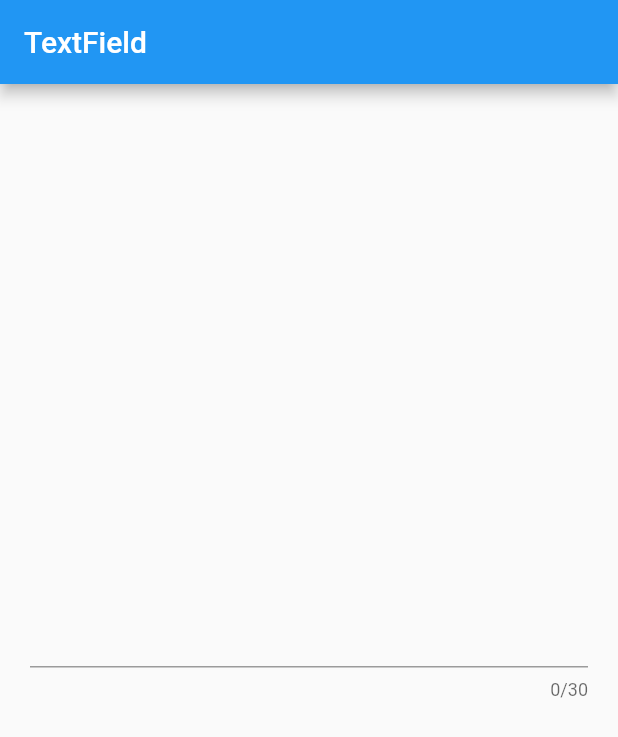
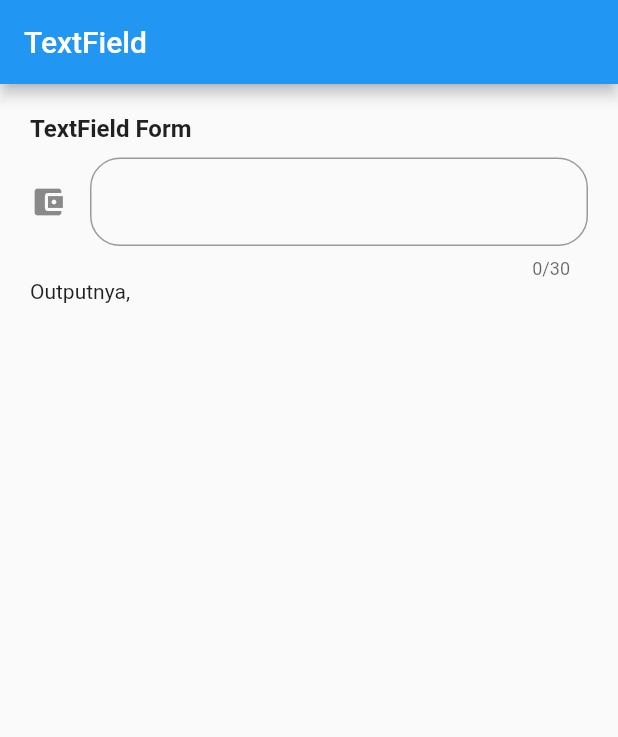
Before and after one commit to RaihanDwiPratama/Flutter_Fundamental, a Flutter app: the screen it shows after launch, on a phone screen of 412 x 824 dp. Shown: the top 737 px of the screen. Run offline on Flutter 3.47's test engine with Material 2 defaults, Android fonts, the light colour scheme and no system bars.

Commit message:
Input change

```diff
--- a/textfield/lib/main.dart
+++ b/textfield/lib/main.dart
@@ -25,16 +25,33 @@ class _MyAppState extends State<MyApp> {
         body: Container(
           margin: EdgeInsets.all(20),
           child: Column(
-            mainAxisAlignment: MainAxisAlignment.center,
+            crossAxisAlignment: CrossAxisAlignment.start,
             children: [
+              Container(
+                margin: EdgeInsets.only(bottom: 10),
+                child: Text(
+                  "TextField Form",
+                  style: TextStyle(fontWeight: FontWeight.w700, fontSize: 16),
+                ),
+              ),
               TextField(
+                // add some styles
+                decoration: InputDecoration(
+                  icon: Icon(Icons.account_balance_wallet),
+                  border: OutlineInputBorder(
+                    borderRadius: BorderRadius.circular(20),
+                  ),
+                ),
                 maxLength: 30,
                 onChanged: (value) {
                   setState(() {});
                 },
                 controller: controller,
               ),
-              Text(controller.text),
+              Text(
+                "Outputnya, " + controller.text,
+                style: TextStyle(fontWeight: FontWeight.w400, fontSize: 14),
+              ),
             ],
           ),
         ),
```
